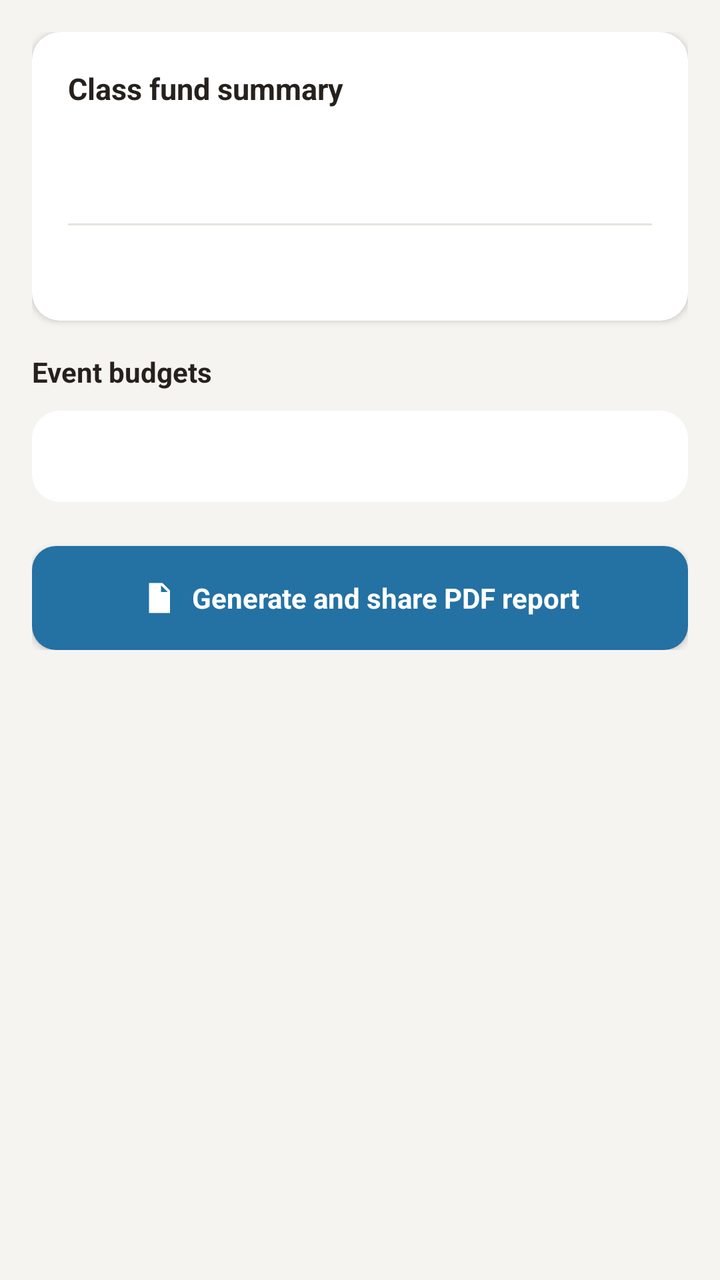
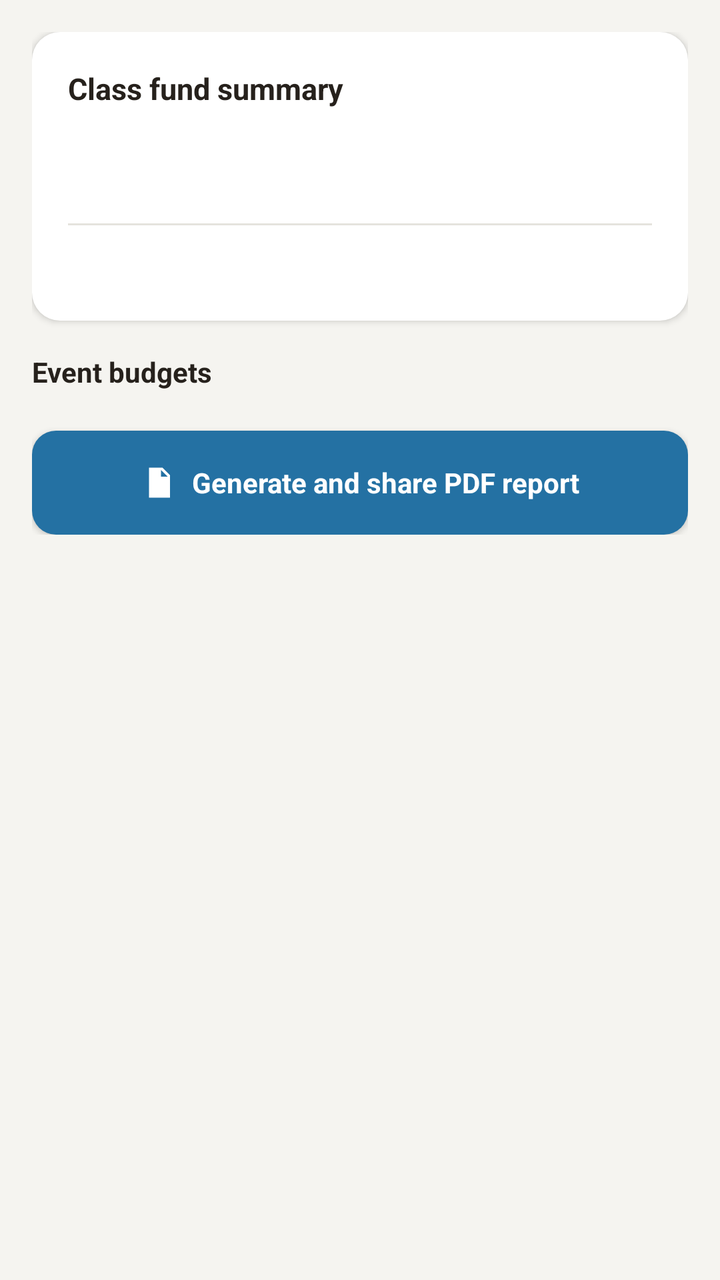

Before-and-after screenshots of an Android layout around one commit, followed by the original layout XML and the change that was made.
<!-- AndroidManifest.xml: application theme Theme.SchoolFund -->
<!-- res/layout/activity_report.xml -->
<?xml version="1.0" encoding="utf-8"?>
<ScrollView xmlns:android="http://schemas.android.com/apk/res/android"
    android:layout_width="match_parent"
    android:layout_height="match_parent"
    android:background="@color/bg_app">

    <LinearLayout
        android:layout_width="match_parent"
        android:layout_height="wrap_content"
        android:orientation="vertical"
        android:padding="16dp">

        <LinearLayout
            android:layout_width="match_parent"
            android:layout_height="wrap_content"
            android:orientation="vertical"
            android:background="@drawable/card_white"
            android:elevation="2dp"
            android:padding="18dp"
            android:layout_marginBottom="16dp">

            <TextView
                android:layout_width="wrap_content"
                android:layout_height="wrap_content"
                android:text="Class fund summary"
                android:textColor="@color/text_primary"
                android:textStyle="bold"
                android:textSize="15sp"
                android:layout_marginBottom="10dp" />

            <TextView
                android:id="@+id/textTotalIncome"
                android:layout_width="wrap_content"
                android:layout_height="wrap_content"
                android:textSize="13sp"
                android:textColor="@color/primary_green"
                android:layout_marginBottom="4dp" />

            <TextView
                android:id="@+id/textTotalExpense"
                android:layout_width="wrap_content"
                android:layout_height="wrap_content"
                android:textSize="13sp"
                android:textColor="@color/danger_red"
                android:layout_marginBottom="8dp" />

            <View
                android:layout_width="match_parent"
                android:layout_height="1dp"
                android:background="@color/border_subtle"
                android:layout_marginBottom="8dp" />

            <TextView
                android:id="@+id/textBalanceReport"
                android:layout_width="wrap_content"
                android:layout_height="wrap_content"
                android:textSize="16sp"
                android:textStyle="bold"
                android:textColor="@color/text_primary" />
        </LinearLayout>

        <TextView
            android:layout_width="wrap_content"
            android:layout_height="wrap_content"
            android:text="Event budgets"
            android:textColor="@color/text_primary"
            android:textStyle="bold"
            android:layout_marginBottom="10dp" />

        <TextView
            android:id="@+id/textEventSummary"
            android:layout_width="match_parent"
            android:layout_height="wrap_content"
            android:textSize="13sp"
            android:textColor="@color/text_secondary"
            android:background="@drawable/card_white"
            android:padding="14dp"
            android:layout_marginBottom="22dp" />

        <LinearLayout
            android:id="@+id/buttonGeneratePdf"
            android:layout_width="match_parent"
            android:layout_height="52dp"
            android:orientation="horizontal"
            android:gravity="center"
            android:background="@drawable/btn_blue"
            android:elevation="2dp"
            android:clickable="true"
            android:focusable="true">
            <ImageView android:layout_width="18dp" android:layout_height="18dp"
                android:src="@drawable/ic_document" android:layout_marginEnd="8dp"
                android:contentDescription="PDF" />
            <TextView android:layout_width="wrap_content" android:layout_height="wrap_content"
                android:text="Generate and share PDF report" android:textStyle="bold"
                android:textColor="#FFFFFF" android:textSize="14sp" />
        </LinearLayout>

    </LinearLayout>
</ScrollView>
<!-- resources referenced by this layout -->
<resources>
  <color name="bg_app">#F5F4F0</color>
  <color name="border_subtle">#E5E3DD</color>
  <color name="danger_red">#C0392B</color>
  <color name="primary_green">#2E6B4F</color>
  <color name="text_primary">#26211C</color>
  <color name="text_secondary">#6B655A</color>
  <!-- drawable btn_blue (drawable) -->
  <?xml version="1.0" encoding="utf-8"?>
  <ripple xmlns:android="http://schemas.android.com/apk/res/android"
      android:color="#33FFFFFF">
      <item>
          <shape android:shape="rectangle">
              <solid android:color="@color/accent_blue" />
              <corners android:radius="12dp" />
          </shape>
      </item>
  </ripple>
  <!-- drawable card_white (drawable) -->
  <?xml version="1.0" encoding="utf-8"?>
  <shape xmlns:android="http://schemas.android.com/apk/res/android">
      <solid android:color="@color/surface_white" />
      <corners android:radius="14dp" />
  </shape>
  <!-- drawable ic_document (drawable) -->
  <vector xmlns:android="http://schemas.android.com/apk/res/android"
      android:width="20dp" android:height="20dp" android:viewportWidth="24" android:viewportHeight="24">
      <path android:fillColor="#FFFFFF" android:pathData="M6,2h9l5,5v15h-14zM14,3.5v4.5h4.5z"/>
  </vector>
  <style name="Theme.SchoolFund" parent="Theme.MaterialComponents.DayNight.NoActionBar">
          <item name="colorPrimary">#2E6B4F</item>
          <item name="colorPrimaryDark">#245840</item>
          <item name="colorAccent">#B9770E</item>
      </style>
  <color name="accent_blue">#2471A3</color>
  <color name="surface_white">#FFFFFF</color>
</resources>

<!-- the commit's change to res/layout/activity_report.xml (unified diff, before → after) -->
@@ -75,7 +75,15 @@
             android:textColor="@color/text_secondary"
             android:background="@drawable/card_white"
             android:padding="14dp"
-            android:layout_marginBottom="22dp" />
+            android:layout_marginBottom="22dp"
+            android:visibility="gone" />
+
+        <LinearLayout
+            android:id="@+id/layoutEventCards"
+            android:layout_width="match_parent"
+            android:layout_height="wrap_content"
+            android:orientation="vertical"
+            android:layout_marginBottom="10dp" />
 
         <LinearLayout
             android:id="@+id/buttonGeneratePdf"
